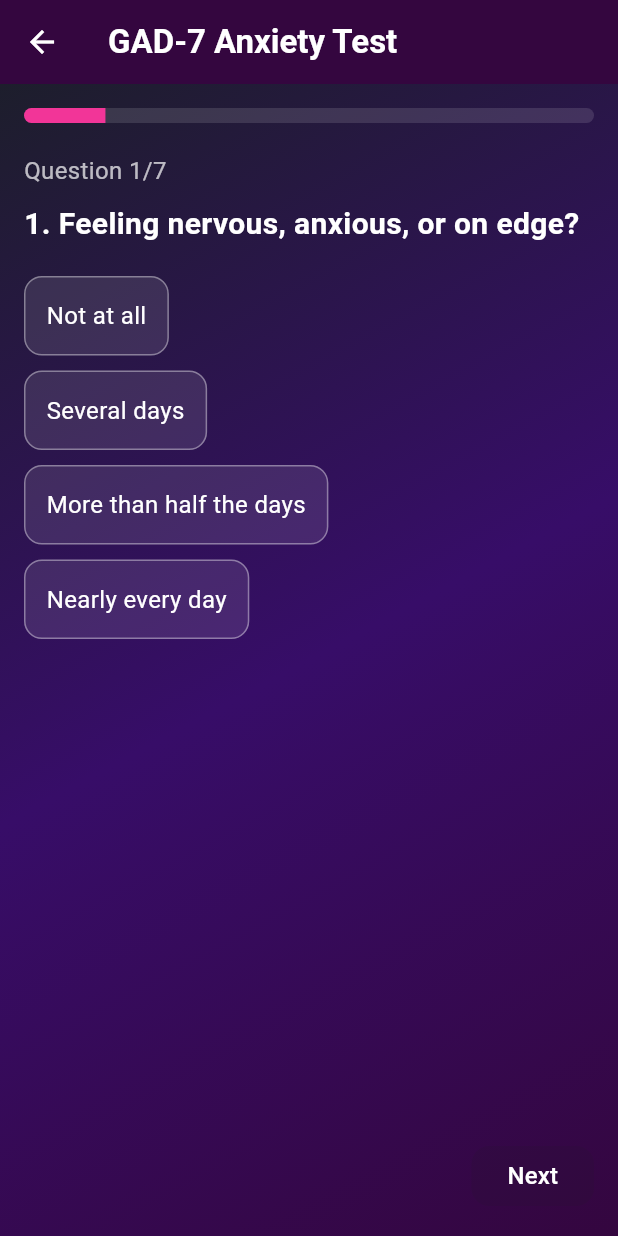
After one commit to azamali992/fyp_therapylink, a Flutter app: the PsychologicalTestPage screen opened directly, after a tap on "GAD-7 Anxiety Test", on a phone screen of 412 x 824 dp. The commit adds this screen. Run offline on Flutter 3.47's test engine with Material 3 defaults, Android fonts, the phone set to English and light mode, and no system bars; our stand-ins replace animate_do, audioplayers, bloc, cloud_firestore, concentric_transition, country_picker and 20 more; missing offline and left inert: google_speech, record; accounts and stored records are empty; project files that could hold a hidden picture were left out.

Commit message:
Final Code

```diff
--- /dev/null
+++ b/lib/Views/psychologicaltest.dart
@@ -0,0 +1,119 @@
+import 'package:flutter/material.dart';
+import 'package:therapylink/utils/colors.dart';
+import 'test_page.dart';
+
+class PsychologicalTestPage extends StatelessWidget {
+  const PsychologicalTestPage({super.key});
+
+  @override
+  Widget build(BuildContext context) {
+    final List<Map<String, dynamic>> tests = [
+      {
+        "name": "Beck Depression Inventory (BDI-II)",
+        "icon": Icons.sentiment_very_dissatisfied,
+        "color": Colors.redAccent,
+      },
+      {
+        "name": "GAD-7 Anxiety Test",
+        "icon": Icons.psychology_alt,
+        "color": Colors.deepPurpleAccent,
+      },
+      {
+        "name": "Perceived Stress Scale (PSS-10)",
+        "icon": Icons.spa,
+        "color": AppColors.successGreen,
+      },
+      {
+        "name": "Rosenberg Self-Esteem Scale",
+        "icon": Icons.star,
+        "color": Colors.blueAccent,
+      },
+      {
+        "name": "Connor-Davidson Resilience Scale",
+        "icon": Icons.security,
+        "color": AppColors.bgreen,
+      },
+    ];
+
+    return Scaffold(
+      appBar: AppBar(
+        iconTheme: const IconThemeData(color: Colors.white),
+        title: const Text("Psychological Tests", style: TextStyle(color: Colors.white, fontWeight: FontWeight.bold),),
+        centerTitle: true,
+        backgroundColor: AppColors.bgpurple,
+      ),
+      body: Container(
+        decoration: const BoxDecoration(
+          gradient: LinearGradient(
+            colors: [
+              AppColors.backgroundGradientStart,
+              Color.fromARGB(255, 55, 13, 104),
+              AppColors.backgroundGradientEnd,
+            ],
+            begin: Alignment.topLeft,
+            end: Alignment.bottomRight,
+          ),
+        ),
+        child: GridView.builder(
+          padding: const EdgeInsets.all(16.0),
+          gridDelegate: const SliverGridDelegateWithFixedCrossAxisCount(
+            crossAxisCount: 2,
+            mainAxisSpacing: 16,
+            crossAxisSpacing: 16,
+            childAspectRatio: 1.1,
+          ),
+          itemCount: tests.length,
+          itemBuilder: (context, index) {
+            final test = tests[index];
+            return GestureDetector(
+              onTap: () {
+                Navigator.push(
+                  context,
+                  MaterialPageRoute(
+                    builder: (context) => TestPage(testName: test["name"]),
+                  ),
+                );
+              },
+              child: Container(
+                decoration: BoxDecoration(
+                  gradient: LinearGradient(
+                    colors: [
+                      test["color"].withOpacity(0.8),
+                      test["color"].withOpacity(0.5)
+                    ],
+                    begin: Alignment.topLeft,
+                    end: Alignment.bottomRight,
+                  ),
+                  borderRadius: BorderRadius.circular(18),
+                  boxShadow: [
+                    BoxShadow(
+                      color: Colors.black.withOpacity(0.3),
+                      blurRadius: 6,
+                      offset: const Offset(2, 4),
+                    ),
+                  ],
+                ),
+                child: Column(
+                  mainAxisAlignment: MainAxisAlignment.center,
+                  children: [
+                    Icon(test["icon"], color: Colors.white, size: 40),
+                    const SizedBox(height: 10),
+                    Text(
+                      test["name"],
+                      textAlign: TextAlign.center,
+                      style: const TextStyle(
+                        color: Colors.white,
+                        fontSize: 14,
+                        fontWeight: FontWeight.bold,
+                      ),
+                    ),
+                  ],
+                ),
+              ),
+            );
+          },
+        ),
+      ),
+    );
+  }
+}
--- /dev/null
+++ b/lib/Views/test_page.dart
@@ -0,0 +1,368 @@
+import 'package:flutter/material.dart';
+import 'package:therapylink/utils/colors.dart';
+
+class Question {
+  final String text;
+  final List<String> options;
+  final List<int> scores;
+  Question(this.text, this.options, this.scores);
+}
+
+class TestPage extends StatefulWidget {
+  final String testName;
+  const TestPage({super.key, required this.testName});
+
+  @override
+  State<TestPage> createState() => _TestPageState();
+}
+
+class _TestPageState extends State<TestPage>
+    with SingleTickerProviderStateMixin {
+  List<Question> questions = [];
+  int currentIndex = 0;
+  int totalScore = 0;
+  int? selectedOption;
+  late AnimationController _controller;
+  late Animation<Offset> _slideAnimation;
+
+  @override
+  void initState() {
+    super.initState();
+    questions = _getQuestions(widget.testName);
+
+    _controller = AnimationController(
+      duration: const Duration(milliseconds: 400),
+      vsync: this,
+    );
+    _slideAnimation =
+        Tween<Offset>(begin: const Offset(1, 0), end: Offset.zero).animate(
+      CurvedAnimation(parent: _controller, curve: Curves.easeOut),
+    );
+
+    _controller.forward();
+  }
+
+  List<Question> _getQuestions(String testName) {
+    if (testName.contains("Beck")) {
+      return [
+        Question("1. Sadness", ["I do not feel sad", "I feel sad", "I am sad all the time", "I am so sad or unhappy that I can't stand it"], [0, 1, 2, 3]),
+        Question("2. Pessimism", ["I am not discouraged about my future", "I feel discouraged about my future", "I feel I have nothing to look forward to", "I feel my future is hopeless"], [0, 1, 2, 3]),
+        Question("3. Past Failure", ["I do not feel like a failure", "I have failed more than I should have", "I feel I have failed more than most people", "I feel I am a complete failure"], [0, 1, 2, 3]),
+        Question("4. Loss of Pleasure", ["I get as much pleasure as I used to", "I do not enjoy things as much", "I get very little pleasure from the things I used to enjoy", "I can’t get any pleasure from things I used to enjoy"], [0, 1, 2, 3]),
+        Question("5. Guilty Feelings", ["I don’t feel particularly guilty", "I feel guilty over many things", "I feel quite guilty most of the time", "I feel guilty all of the time"], [0, 1, 2, 3]),
+        Question("6. Punishment Feelings", ["I don’t feel I am being punished", "I feel I may be punished", "I expect to be punished", "I feel I am being punished"], [0, 1, 2, 3]),
+        Question("7. Self-Dislike", ["I feel the same about myself as ever", "I have lost confidence in myself", "I am disappointed in myself", "I dislike myself"], [0, 1, 2, 3]),
+        Question("8. Self-Criticalness", ["I don’t criticize myself", "I am more critical of myself", "I criticize myself for all my faults", "I blame myself for everything bad"], [0, 1, 2, 3]),
+        Question("9. Suicidal Thoughts", ["I don’t have thoughts of killing myself", "I have thoughts of killing myself but wouldn’t carry them out", "I would like to kill myself", "I would kill myself if I had the chance"], [0, 1, 2, 3]),
+        Question("10. Crying", ["I don’t cry anymore than usual", "I cry more now than before", "I cry over every little thing", "I feel like crying but can’t"], [0, 1, 2, 3]),
+        Question("11. Agitation", ["I am no more restless than usual", "I am more restless than usual", "I am so restless it is hard to stay still", "I am so restless I have to be moving constantly"], [0, 1, 2, 3]),
+        Question("12. Loss of Interest", ["I have not lost interest in other people or activities", "I am less interested in other people", "I have lost most of my interest in other people", "I have lost all interest in other people"], [0, 1, 2, 3]),
+        Question("13. Indecisiveness", ["I make decisions as well as before", "I find it more difficult to make decisions", "I have much greater difficulty in making decisions", "I can’t make decisions at all anymore"], [0, 1, 2, 3]),
+        Question("14. Worthlessness", ["I do not feel I am worthless", "I don’t consider myself as worthwhile as before", "I feel more worthless compared to others", "I feel utterly worthless"], [0, 1, 2, 3]),
+        Question("15. Loss of Energy", ["I have as much energy as before", "I have less energy than before", "I don’t have enough energy to do much", "I don’t have enough energy to do anything"], [0, 1, 2, 3]),
+        Question("16. Changes in Sleeping Pattern", ["I sleep as well as usual", "I wake up more tired", "I wake up several hours earlier", "I wake up early and cannot get back to sleep"], [0, 1, 2, 3]),
+        Question("17. Irritability", ["I am no more irritable than usual", "I am more irritable than usual", "I am much more irritable than usual", "I am irritable all the time"], [0, 1, 2, 3]),
+        Question("18. Changes in Appetite", ["My appetite has not changed", "My appetite is somewhat less", "My appetite is much less", "I have no appetite at all"], [0, 1, 2, 3]),
+        Question("19. Concentration Difficulty", ["I can concentrate as well as ever", "I can’t concentrate as well", "It’s hard to keep my mind on anything", "I can’t concentrate on anything"], [0, 1, 2, 3]),
+        Question("20. Tiredness or Fatigue", ["I am no more tired than usual", "I get tired more easily", "I am too tired to do many of my usual activities", "I am too tired to do most things"], [0, 1, 2, 3]),
+        Question("21. Loss of Interest in Sex", ["I have not noticed any recent change", "I am less interested than before", "I am much less interested in sex", "I have lost interest completely"], [0, 1, 2, 3]),
+      ];
+    } else if (testName.contains("GAD")) {
+      return [
+        Question("1. Feeling nervous, anxious, or on edge?", ["Not at all", "Several days", "More than half the days", "Nearly every day"], [0, 1, 2, 3]),
+        Question("2. Not being able to stop or control worrying?", ["Not at all", "Several days", "More than half the days", "Nearly every day"], [0, 1, 2, 3]),
+        Question("3. Worrying too much about different things?", ["Not at all", "Several days", "More than half the days", "Nearly every day"], [0, 1, 2, 3]),
+        Question("4. Trouble relaxing?", ["Not at all", "Several days", "More than half the days", "Nearly every day"], [0, 1, 2, 3]),
+        Question("5. Being so restless that it’s hard to sit still?", ["Not at all", "Several days", "More than half the days", "Nearly every day"], [0, 1, 2, 3]),
+        Question("6. Becoming easily annoyed or irritable?", ["Not at all", "Several days", "More than half the days", "Nearly every day"], [0, 1, 2, 3]),
+        Question("7. Feeling afraid as if something awful might happen?", ["Not at all", "Several days", "More than half the days", "Nearly every day"], [0, 1, 2, 3]),
+      ];
+    } else if (testName.contains("Stress")) {
+      return [
+        Question("1. In the last month, how often have you been upset because of something that happened unexpectedly?", ["Never", "Almost never", "Sometimes", "Fairly often", "Very often"], [0, 1, 2, 3, 4]),
+        Question("2. Felt that you were unable to control the important things in your life?", ["Never", "Almost never", "Sometimes", "Fairly often", "Very often"], [0, 1, 2, 3, 4]),
+        Question("3. Felt nervous and stressed?", ["Never", "Almost never", "Sometimes", "Fairly often", "Very often"], [0, 1, 2, 3, 4]),
+        Question("4. Dealt successfully with irritating life hassles?", ["Never", "Almost never", "Sometimes", "Fairly often", "Very often"], [4, 3, 2, 1, 0]),
+        Question("5. Felt that you were effectively coping with important changes?", ["Never", "Almost never", "Sometimes", "Fairly often", "Very often"], [4, 3, 2, 1, 0]),
+        Question("6. Felt confident about your ability to handle personal problems?", ["Never", "Almost never", "Sometimes", "Fairly often", "Very often"], [4, 3, 2, 1, 0]),
+        Question("7. Felt that things were going your way?", ["Never", "Almost never", "Sometimes", "Fairly often", "Very often"], [4, 3, 2, 1, 0]),
+        Question("8. Found that you could not cope with all the things you had to do?", ["Never", "Almost never", "Sometimes", "Fairly often", "Very often"], [0, 1, 2, 3, 4]),
+        Question("9. Been able to control irritations in your life?", ["Never", "Almost never", "Sometimes", "Fairly often", "Very often"], [4, 3, 2, 1, 0]),
+        Question("10. Felt that you were on top of things?", ["Never", "Almost never", "Sometimes", "Fairly often", "Very often"], [4, 3, 2, 1, 0]),
+      ];
+    } else if (testName.contains("Rosenberg")) {
+      return [
+        Question("1. On the whole, I am satisfied with myself.", ["Strongly disagree", "Disagree", "Agree", "Strongly agree"], [0, 1, 2, 3]),
+        Question("2. At times I think I am no good at all.", ["Strongly disagree", "Disagree", "Agree", "Strongly agree"], [3, 2, 1, 0]),
+        Question("3. I feel that I have a number of good qualities.", ["Strongly disagree", "Disagree", "Agree", "Strongly agree"], [0, 1, 2, 3]),
+        Question("4. I am able to do things as well as most other people.", ["Strongly disagree", "Disagree", "Agree", "Strongly agree"], [0, 1, 2, 3]),
+        Question("5. I feel I do not have much to be proud of.", ["Strongly disagree", "Disagree", "Agree", "Strongly agree"], [3, 2, 1, 0]),
+        Question("6. I take a positive attitude toward myself.", ["Strongly disagree", "Disagree", "Agree", "Strongly agree"], [0, 1, 2, 3]),
+        Question("7. Overall, I feel that I am a failure.", ["Strongly disagree", "Disagree", "Agree", "Strongly agree"], [3, 2, 1, 0]),
+        Question("8. I feel that I’m a person of worth.", ["Strongly disagree", "Disagree", "Agree", "Strongly agree"], [0, 1, 2, 3]),
+        Question("9. I wish I could have more respect for myself.", ["Strongly disagree", "Disagree", "Agree", "Strongly agree"], [3, 2, 1, 0]),
+        Question("10. All in all, I am inclined to feel that I am a failure.", ["Strongly disagree", "Disagree", "Agree", "Strongly agree"], [3, 2, 1, 0]),
+      ];
+    } else if (testName.contains("Resilience")) {
+      return [
+        Question("1. Able to adapt to change", ["Not true at all", "Rarely true", "Sometimes true", "Often true", "True nearly all the time"], [0, 1, 2, 3, 4]),
+        Question("2. Can deal with whatever comes", ["Not true at all", "Rarely true", "Sometimes true", "Often true", "True nearly all the time"], [0, 1, 2, 3, 4]),
+        Question("3. Try to see the humorous side of things", ["Not true at all", "Rarely true", "Sometimes true", "Often true", "True nearly all the time"], [0, 1, 2, 3, 4]),
+        Question("4. Coping with stress strengthens me", ["Not true at all", "Rarely true", "Sometimes true", "Often true", "True nearly all the time"], [0, 1, 2, 3, 4]),
+        Question("5. Tend to bounce back after illness or hardship", ["Not true at all", "Rarely true", "Sometimes true", "Often true", "True nearly all the time"], [0, 1, 2, 3, 4]),
+        Question("6. Can achieve goals despite obstacles", ["Not true at all", "Rarely true", "Sometimes true", "Often true", "True nearly all the time"], [0, 1, 2, 3, 4]),
+        Question("7. Can stay focused under pressure", ["Not true at all", "Rarely true", "Sometimes true", "Often true", "True nearly all the time"], [0, 1, 2, 3, 4]),
+        Question("8. Not easily discouraged by failure", ["Not true at all", "Rarely true", "Sometimes true", "Often true", "True nearly all the time"], [0, 1, 2, 3, 4]),
+        Question("9. Think of self as strong person", ["Not true at all", "Rarely true", "Sometimes true", "Often true", "True nearly all the time"], [0, 1, 2, 3, 4]),
+        Question("10. Make unpopular or difficult decisions", ["Not true at all", "Rarely true", "Sometimes true", "Often true", "True nearly all the time"], [0, 1, 2, 3, 4]),
+      ];
+    }
+    return [];
+  }
+
+  void _nextQuestion() {
+    if (selectedOption == null) return;
+    setState(() {
+      totalScore += questions[currentIndex].scores[selectedOption!];
+    });
+
+    if (currentIndex < questions.length - 1) {
+      setState(() {
+        currentIndex++;
+        selectedOption = null;
+      });
+      _controller.reset();
+      _controller.forward();
+    } else {
+      _showResultPage();
+    }
+  }
+
+  void _showResultPage() {
+    String resultText = "";
+    if (widget.testName.contains("Beck")) {
+      if (totalScore <= 13) resultText = "Minimal depression";
+      else if (totalScore <= 19) resultText = "Mild depression";
+      else if (totalScore <= 28) resultText = "Moderate depression";
+      else resultText = "Severe depression";
+    } else if (widget.testName.contains("GAD")) {
+      if (totalScore <= 4) resultText = "Minimal anxiety";
+      else if (totalScore <= 9) resultText = "Mild anxiety";
+      else if (totalScore <= 14) resultText = "Moderate anxiety";
+      else resultText = "Severe anxiety";
+    } else if (widget.testName.contains("Stress")) {
+      if (totalScore <= 13) resultText = "Low stress";
+      else if (totalScore <= 26) resultText = "Moderate stress";
+      else resultText = "High stress";
+    } else if (widget.testName.contains("Rosenberg")) {
+      if (totalScore >= 26) resultText = "High self-esteem";
+      else if (totalScore >= 15) resultText = "Normal self-esteem";
+      else resultText = "Low self-esteem";
+    } else if (widget.testName.contains("Resilience")) {
+      if (totalScore >= 30) resultText = "High resilience";
+      else if (totalScore >= 20) resultText = "Moderate resilience";
+      else resultText = "Low resilience";
+    }
+
+    Navigator.pushReplacement(
+      context,
+      MaterialPageRoute(
+        builder: (_) => ResultPage(
+          testName: widget.testName,
+          score: totalScore,
+          resultText: resultText,
+        ),
+      ),
+    );
+  }
+
+  @override
+  Widget build(BuildContext context) {
+    final double progress =
+        (currentIndex + 1) / (questions.isNotEmpty ? questions.length : 1);
+
+    return Scaffold(
+      appBar: AppBar(
+        iconTheme: const IconThemeData(color: Colors.white),
+        title: Text(widget.testName, style: const TextStyle(color: Colors.white, fontWeight: FontWeight.bold)),
+        backgroundColor: AppColors.bgpurple,
+      ),
+      body: Container(
+        padding: const EdgeInsets.all(16),
+        decoration: const BoxDecoration(
+          gradient: LinearGradient(
+            colors: [
+              AppColors.backgroundGradientStart,
+              Color.fromARGB(255, 55, 13, 104),
+              AppColors.backgroundGradientEnd,
+            ],
+            begin: Alignment.topLeft,
+            end: Alignment.bottomRight,
+          ),
+        ),
+        child: Column(
+          crossAxisAlignment: CrossAxisAlignment.start,
+          children: [
+            ClipRRect(
+              borderRadius: BorderRadius.circular(12),
+              child: LinearProgressIndicator(
+                value: progress,
+                minHeight: 10,
+                backgroundColor: Colors.white12,
+                valueColor: const AlwaysStoppedAnimation(AppColors.bgpink),
+              ),
+            ),
+            const SizedBox(height: 20),
+            SlideTransition(
+              position: _slideAnimation,
+              child: Column(
+                crossAxisAlignment: CrossAxisAlignment.start,
+                children: [
+                  Text(
+                    "Question ${currentIndex + 1}/${questions.length}",
+                    style: const TextStyle(color: Colors.white70, fontSize: 16),
+                  ),
+                  const SizedBox(height: 10),
+                  Text(
+                    questions[currentIndex].text,
+                    style: const TextStyle(
+                      color: Colors.white,
+                      fontSize: 20,
+                      fontWeight: FontWeight.bold,
+                    ),
+                  ),
+                  const SizedBox(height: 20),
+                  ...List.generate(
+                    questions[currentIndex].options.length,
+                    (index) => GestureDetector(
+                      onTap: () {
+                        setState(() {
+                          selectedOption = index;
+                        });
+                      },
+                      child: Container(
+                        margin: const EdgeInsets.only(bottom: 10),
+                        padding: const EdgeInsets.all(14),
+                        decoration: BoxDecoration(
+                          color: selectedOption == index
+                              ? AppColors.bgpink.withOpacity(0.8)
+                              : Colors.white.withOpacity(0.1),
+                          borderRadius: BorderRadius.circular(12),
+                          border: Border.all(
+                            color: selectedOption == index
+                                ? Colors.white
+                                : Colors.white38,
+                          ),
+                        ),
+                        child: Text(
+                          questions[currentIndex].options[index],
+                          style: const TextStyle(
+                              color: Colors.white, fontSize: 16),
+                        ),
+                      ),
+                    ),
+                  ),
+                ],
+              ),
+            ),
+            const Spacer(),
+            Align(
+              alignment: Alignment.centerRight,
+              child: ElevatedButton(
+                onPressed: selectedOption != null ? _nextQuestion : null,
+                style: ElevatedButton.styleFrom(
+                  backgroundColor: AppColors.bgpink,
+                  shape: RoundedRectangleBorder(
+                    borderRadius: BorderRadius.circular(12),
+                  ),
+                ),
+                child: Text(
+                  currentIndex == questions.length - 1 ? "Finish" : "Next",
+                  style: const TextStyle(fontSize: 16, color: Colors.white),
+                ),
+              ),
+            ),
+          ],
+        ),
+      ),
+    );
+  }
+}
+
+class ResultPage extends StatelessWidget {
+  final String testName;
+  final int score;
+  final String resultText;
+
+  const ResultPage(
+      {super.key,
+      required this.testName,
+      required this.score,
+      required this.resultText});
+
+  @override
+  Widget build(BuildContext context) {
+    return Scaffold(
+      appBar: AppBar(
+        iconTheme: const IconThemeData(color: Colors.white),
+        title: const Text("Your Result", style: TextStyle(color: Colors.white, fontWeight: FontWeight.bold)),
+        backgroundColor: AppColors.bgpurple,
+      ),
+      body: Container(
+        width: double.infinity,
+        padding: const EdgeInsets.all(24),
+        decoration: const BoxDecoration(
+          gradient: LinearGradient(
+            colors: [
+              AppColors.backgroundGradientStart,
+              Color.fromARGB(255, 55, 13, 104),
+              AppColors.backgroundGradientEnd,
+            ],
+            begin: Alignment.topLeft,
+            end: Alignment.bottomRight,
+          ),
+        ),
+        child: Column(
+          crossAxisAlignment: CrossAxisAlignment.center,
+          children: [
+            const SizedBox(height: 40),
+            Text(
+              testName,
+              style: const TextStyle(
+                  color: Colors.white,
+                  fontSize: 26,
+                  fontWeight: FontWeight.bold),
+            ),
+            const SizedBox(height: 20),
+            Text(
+              "Score: $score",
+              style: const TextStyle(color: Colors.white70, fontSize: 18),
+            ),
+            const SizedBox(height: 10),
+            Text(
+              resultText,
+              style: const TextStyle(
+                  color: Colors.white, fontSize: 22, fontWeight: FontWeight.bold),
+              textAlign: TextAlign.center,
+            ),
+            const SizedBox(height: 30),
+            ElevatedButton(
+              onPressed: () => Navigator.pop(context),
+              style: ElevatedButton.styleFrom(
+                backgroundColor: AppColors.bgpink,
+                padding: const EdgeInsets.symmetric(horizontal: 30, vertical: 12),
+                shape: RoundedRectangleBorder(
+                  borderRadius: BorderRadius.circular(12),
+                ),
+              ),
+              child: const Text(
+                "Back to Tests",
+                style: TextStyle(fontSize: 16, color: Colors.white),
+              ),
+            )
+          ],
+        ),
+      ),
+    );
+  }
+}
```
Also changed, not shown: lib/Views/bottomnav.dart (+9 -3 lines), lib/Views/custom_app_bar.dart (+6 -3 lines), lib/Views/home_page.dart (+34 -34 lines), lib/Views/mainMenu.dart (+12 -0 lines).
